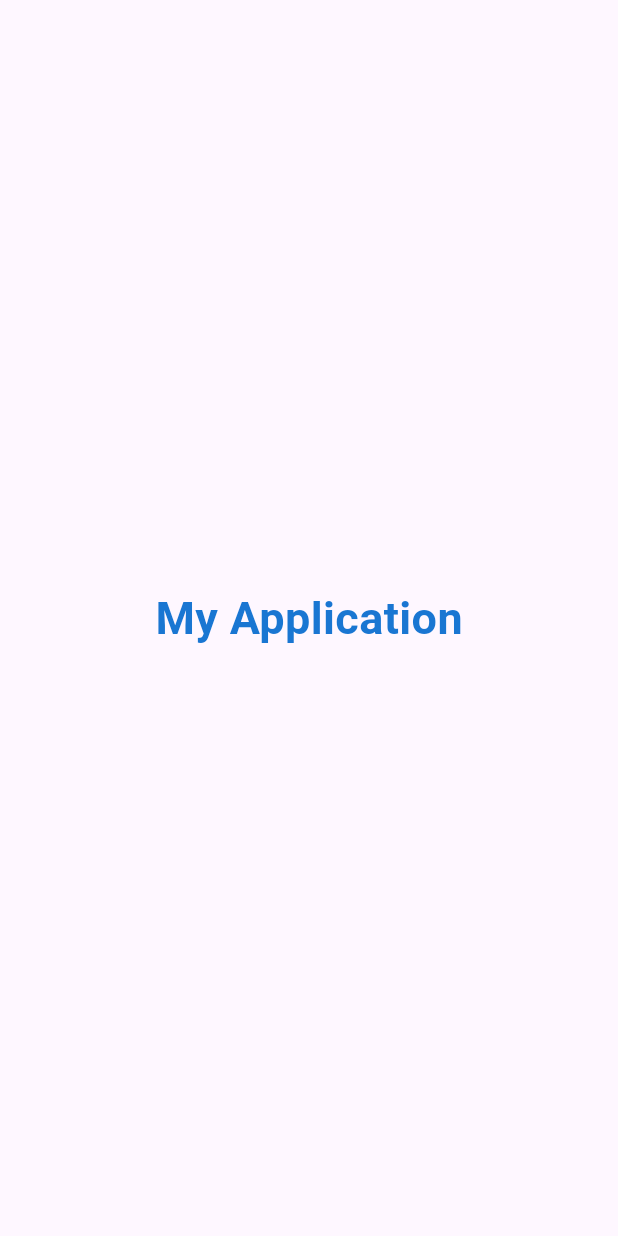
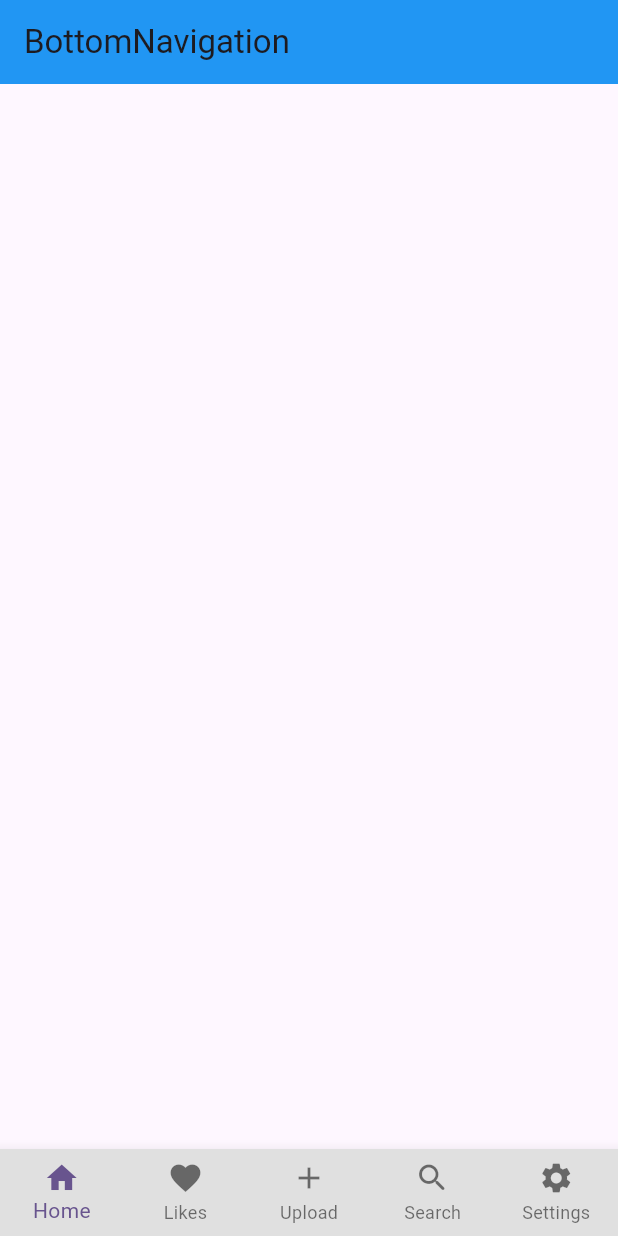
Before and after one commit to jay-java/Flutter-TTS-12-30, a Flutter app: the first screen one second after launch, on a phone screen of 412 x 824 dp. Run offline on Flutter 3.47's test engine with Material 3 defaults, Android fonts, the phone set to English and light mode, and no system bars.

Commit message:
navigation drawer bottomnavigation

```diff
--- a/flutter design/lib/main.dart
+++ b/flutter design/lib/main.dart
@@ -1,10 +1,13 @@
 import 'package:flutter/material.dart';
 
+import 'nav_drawer/nav_drawer.dart';
 import 'p001_text_widget.dart';
 import 'p002_col_row_widget.dart';
 import 'p003_stack.dart';
 import 'p004_buttns.dart';
 import 'p005_splashscreen.dart';
+import 'p007_dialogue.dart';
+import 'p008_bottomnavigation.dart';
 
 void main() {
   runApp(const MyApp());
@@ -38,7 +41,7 @@ class MyApp extends StatelessWidget {
         colorScheme: ColorScheme.fromSeed(seedColor: Colors.deepPurple),
         useMaterial3: true,
       ),
-      home: const MySplashScreen(),
+      home: const MyBottomNavigation(),
     );
   }
 }
--- /dev/null
+++ b/flutter design/lib/p008_bottomnavigation.dart
@@ -0,0 +1,41 @@
+import 'package:flutter/material.dart';
+
+class MyBottomNavigation extends StatefulWidget {
+  const MyBottomNavigation({super.key});
+
+  @override
+  State<MyBottomNavigation> createState() => _MyBottomNavigationState();
+}
+
+class _MyBottomNavigationState extends State<MyBottomNavigation> {
+
+  int myindex = 0;
+  @override
+  Widget build(BuildContext context) {
+    return Scaffold(
+      appBar: AppBar(
+        title: Text('BottomNavigation'),
+        backgroundColor: Colors.blue,
+      ),
+      bottomNavigationBar:
+          BottomNavigationBar(
+            onTap: (value) {
+              setState(() {
+                myindex = value;
+              });
+            },
+            currentIndex: myindex,
+              type: BottomNavigationBarType.fixed,
+              backgroundColor: Colors.grey.shade300,
+              showSelectedLabels: true,
+              items: [
+        BottomNavigationBarItem(icon: Icon(Icons.home), label: 'Home'),
+        BottomNavigationBarItem(icon: Icon(Icons.favorite), label: 'Likes'),
+        BottomNavigationBarItem(icon: Icon(Icons.add), label: 'Upload'),
+        BottomNavigationBarItem(
+            icon: Icon(Icons.search_rounded), label: 'Search'),
+        BottomNavigationBarItem(icon: Icon(Icons.settings), label: 'Settings'),
+      ]),
+    );
+  }
+}
```
Also changed, not shown: flutter design/lib/nav_drawer/my_nav_drawer.dart (added, +82 -0 lines), flutter design/lib/nav_drawer/nav_drawer.dart (added, +23 -0 lines), flutter design/lib/p001_text_widget.dart (+5 -14 lines), flutter design/lib/p004_buttns.dart (+7 -0 lines), flutter design/lib/p007_dialogue.dart (added, +49 -0 lines).
